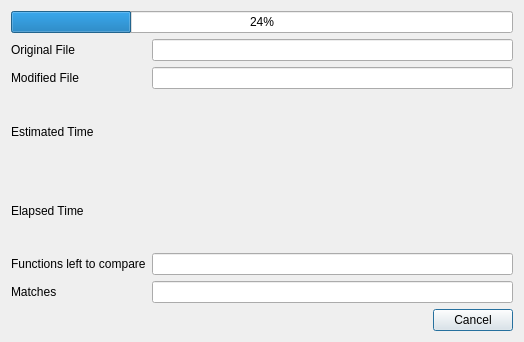
The window that src/tools/bindiff/DiffWaitDialog.ui (rizinorg/cutter) describes before a commit, drawn with Qt 5.
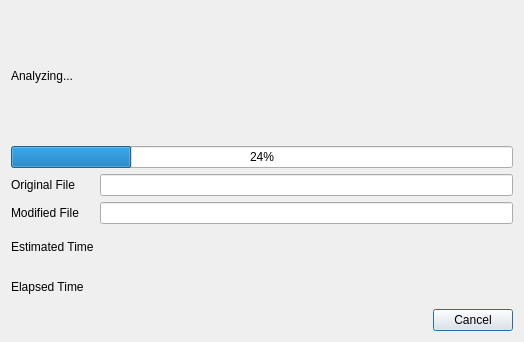
The same window after the commit.

Commit message:
Hierarchial reordering of CutterDiffWindow widgets
clang-formatted

The edit to the form file:
```diff
--- a/src/tools/bindiff/DiffWaitDialog.ui
+++ b/src/tools/bindiff/DiffWaitDialog.ui
@@ -31,6 +31,13 @@
      <property name="sizeConstraint">
       <enum>QLayout::SizeConstraint::SetMinimumSize</enum>
      </property>
+     <item>
+      <widget class="QLabel" name="labelJob">
+       <property name="text">
+        <string>Analyzing...</string>
+       </property>
+      </widget>
+     </item>
      <item>
       <widget class="QProgressBar" name="progressBar">
        <property name="value">
@@ -40,66 +47,49 @@
      </item>
      <item>
       <layout class="QGridLayout" name="gridLayout">
+       <property name="sizeConstraint">
+        <enum>QLayout::SizeConstraint::SetDefaultConstraint</enum>
+       </property>
+       <item row="2" column="0">
+        <widget class="QLabel" name="labelOrignal">
+         <property name="text">
+          <string>Original File</string>
+         </property>
+        </widget>
+       </item>
+       <item row="4" column="0">
+        <widget class="QLabel" name="labelEstimatedTime">
+         <property name="text">
+          <string>Estimated Time</string>
+         </property>
+        </widget>
+       </item>
        <item row="3" column="1">
-        <widget class="QLabel" name="lineEditElapsedTime"/>
-       </item>
-       <item row="1" column="1">
         <widget class="QLineEdit" name="lineEditModified"/>
        </item>
-       <item row="3" column="0">
+       <item row="2" column="1">
+        <widget class="QLineEdit" name="lineEditOriginal"/>
+       </item>
+       <item row="5" column="0">
         <widget class="QLabel" name="labelElapsedTime">
          <property name="text">
           <string>Elapsed Time</string>
          </property>
         </widget>
        </item>
-       <item row="1" column="0">
+       <item row="3" column="0">
         <widget class="QLabel" name="labelModified">
          <property name="text">
           <string>Modified File</string>
          </property>
         </widget>
        </item>
-       <item row="5" column="0">
-        <widget class="QLabel" name="labelMatches">
-         <property name="text">
-          <string>Matches</string>
-         </property>
-        </widget>
-       </item>
-       <item row="0" column="1">
-        <widget class="QLineEdit" name="lineEditOriginal"/>
-       </item>
-       <item row="0" column="0">
-        <widget class="QLabel" name="labelOrignal">
-         <property name="text">
-          <string>Original File</string>
-         </property>
-        </widget>
-       </item>
        <item row="4" column="1">
-        <widget class="QLineEdit" name="lineEditNFuncs"/>
-       </item>
-       <item row="4" column="0">
-        <widget class="QLabel" name="labelNFuncs">
-         <property name="text">
-          <string>Functions left to compare</string>
-         </property>
-        </widget>
-       </item>
-       <item row="5" column="1">
-        <widget class="QLineEdit" name="lineEditMatches"/>
-       </item>
-       <item row="2" column="0">
-        <widget class="QLabel" name="labelEstimatedTime">
-         <property name="text">
-          <string>Estimated Time</string>
-         </property>
-        </widget>
-       </item>
-       <item row="2" column="1">
         <widget class="QLabel" name="lineEditEstimatedTime"/>
        </item>
+       <item row="5" column="1">
+        <widget class="QLabel" name="lineEditElapsedTime"/>
+       </item>
       </layout>
      </item>
      <item>
```
The commit also changes 28 other files.
